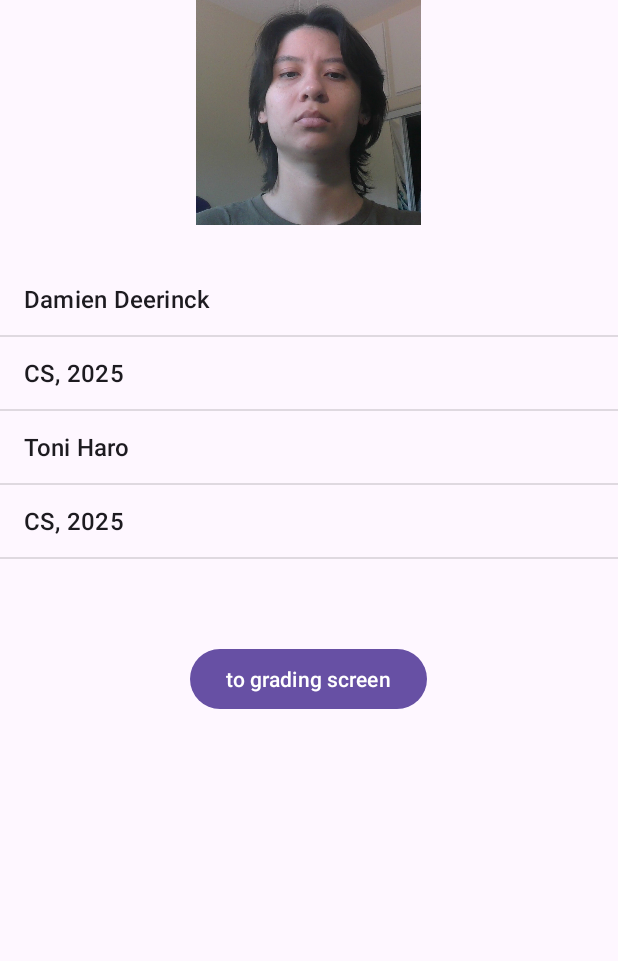
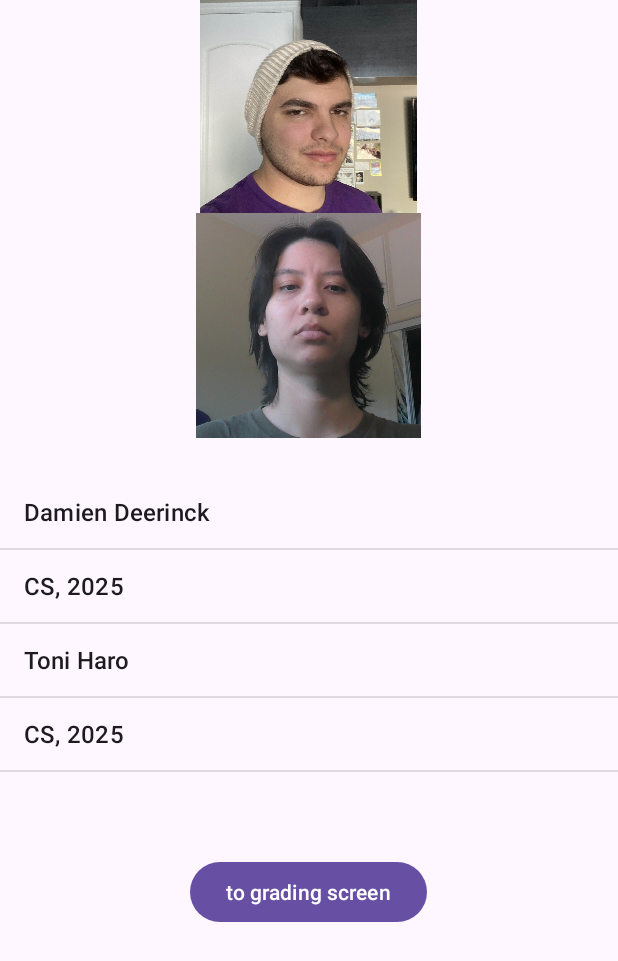
Before and after one commit to DDeerinck/Assignment1_DamienDeerinck_ToniHaro, an Android app: the screen it shows after launch (MainActivity), on a phone screen of 412 x 824 dp. Shown: the top 961 px of the screen. Run offline under Robolectric (Android 15) with nearby library versions, the phone set to English and light mode, and no system bars.

Commit message:
Final update

```diff
--- a/app/src/main/java/com/example/assignment1_damiendeerinck_toniharo/MainActivity.kt
+++ b/app/src/main/java/com/example/assignment1_damiendeerinck_toniharo/MainActivity.kt
@@ -2,15 +2,12 @@ package com.example.assignment1_damiendeerinck_toniharo
 
 import android.content.Intent
 import android.os.Bundle
-import android.widget.ArrayAdapter
 import android.widget.Button
 import android.widget.ListView
-import android.widget.TextView
 import androidx.activity.enableEdgeToEdge
 import androidx.appcompat.app.AppCompatActivity
 import androidx.core.view.ViewCompat
 import androidx.core.view.WindowInsetsCompat
-import com.google.android.material.textfield.TextInputEditText
 
 class MainActivity : AppCompatActivity() {
 
@@ -28,35 +25,9 @@ class MainActivity : AppCompatActivity() {
 
 
         val gradeScreenButton = findViewById<Button>(R.id.toGradeScreen)
-        gradeScreenButton.setOnClickListener{
+        gradeScreenButton.setOnClickListener {
             val intent = Intent(this, GradeActivity::class.java)
             startActivity(intent)
         }
-        /*
-        val findGrade = findViewById<Button>(R.id.gradeButton)
-        findGrade.setOnClickListener {
-            val gradeIn = findViewById<TextInputEditText>(R.id.gradeInput)
-            val numberGrade = gradeIn.text
-            val output = findViewById<TextView>(R.id.gradeView)
-            output.text = getGrade(numberGrade.toString())
-        }*/
-
-
     }
-
-    /*
-    fun getGrade(gradeIn:String):String {
-        val score = gradeIn.toDoubleOrNull()
-
-        return if(score == null) {"Null"
-        } else if(score >  94){"A"
-        } else if(score >= 90){"A-"
-        } else if(score >= 87){"B+"
-        } else if(score >= 83){"B"
-        } else if(score >= 80){"B-"
-        } else if(score >= 77){"C+"
-        } else if(score >= 73){"C"
-        } else if(score >= 70){"C-"
-        } else "F"
-    }*/
 }
--- a/app/src/main/res/layout/activity_main.xml
+++ b/app/src/main/res/layout/activity_main.xml
@@ -1,6 +1,5 @@
 <?xml version="1.0" encoding="utf-8"?>
 <LinearLayout xmlns:android="http://schemas.android.com/apk/res/android"
-    xmlns:app="http://schemas.android.com/apk/res-auto"
     xmlns:tools="http://schemas.android.com/tools"
     android:id="@+id/main"
     android:layout_width="match_parent"
@@ -11,11 +10,11 @@
 
     <ImageView
         android:id="@+id/imageView"
-        android:layout_width="wrap_content"
-        android:layout_height="wrap_content"
+        android:layout_width="151dp"
+        android:layout_height="142dp"
         android:layout_gravity="center"
+        android:src="@drawable/profile_damien"
         android:visibility="visible"
-        tools:srcCompat="@tools:sample/avatars"
         tools:visibility="visible" />
 
     <ImageView
@@ -24,8 +23,8 @@
         android:layout_height="150dp"
         android:layout_gravity="center"
         android:scaleType="fitEnd"
+        android:src="@drawable/win_20250217_09_48_48_pro"
         android:visibility="visible"
-        android:src="@drawable/win_20250217_09_48_48_pro"
         tools:visibility="visible" />
 
     <ListView
@@ -41,39 +40,5 @@
         android:layout_height="wrap_content"
         android:layout_gravity="center"
         android:text="@string/to_grading_screen" />
-    <!--
-    <TextView
-        android:id="@+id/gradeView"
-        android:layout_width="wrap_content"
-        android:layout_height="wrap_content"
-        android:layout_gravity="center"
-        android:layout_marginTop="50dp"
-        android:layout_marginBottom="25dp"
-        android:text="@string/textview"
-        app:layout_constraintBottom_toTopOf="@+id/textInputEditText"
-        tools:layout_editor_absoluteX="175dp" />
-
-    <com.google.android.material.textfield.TextInputEditText
-        android:id="@+id/gradeInput"
-        android:layout_width="wrap_content"
-        android:layout_height="50dp"
-        android:layout_gravity="center"
-        android:layout_marginBottom="25dp"
-        android:hint="@string/enter_grade"
-        android:inputType="numberDecimal"
-        app:layout_constraintBottom_toTopOf="@+id/grade_button"
-        tools:layout_editor_absoluteX="-1dp" />
-
-    <Button
-        android:id="@+id/gradeButton"
-        android:layout_width="wrap_content"
-        android:layout_height="84dp"
-        android:layout_gravity="center"
-        android:layout_marginBottom="60dp"
-        android:text="@string/grade"
-        app:layout_constraintBottom_toBottomOf="parent"
-        app:layout_constraintEnd_toEndOf="parent"
-        app:layout_constraintStart_toStartOf="parent" />
-        -->
 
 </LinearLayout>
--- a/app/src/main/res/values/strings.xml
+++ b/app/src/main/res/values/strings.xml
@@ -10,24 +10,5 @@
         <item>Toni Haro</item>
         <item>CS, 2025</item>
     </string-array>
-    <!-- this doesn't work
-    <string-array name="devNames">
-        <items index="0">
-            <item>Damien Deerinck</item>
-            <item>CS, 2025</item>
-        </items>
-        <items index="1">
-            <item>Toni Haro</item>
-            <item>CS, 2025</item>
-        </items>
-    </string-array>
-    -->
-    <string-array name="devNames">
-        <item>Damien Deerinck</item>
-        <item>Toni Haro</item>
-    </string-array>
-    <string-array name="info">
-        <item>CS, 2025</item>
-        <item>CS, 2025</item>
-    </string-array>
+
 </resources>
```
Also changed, not shown: app/src/main/res/drawable/profile_damien.jpg (added).
